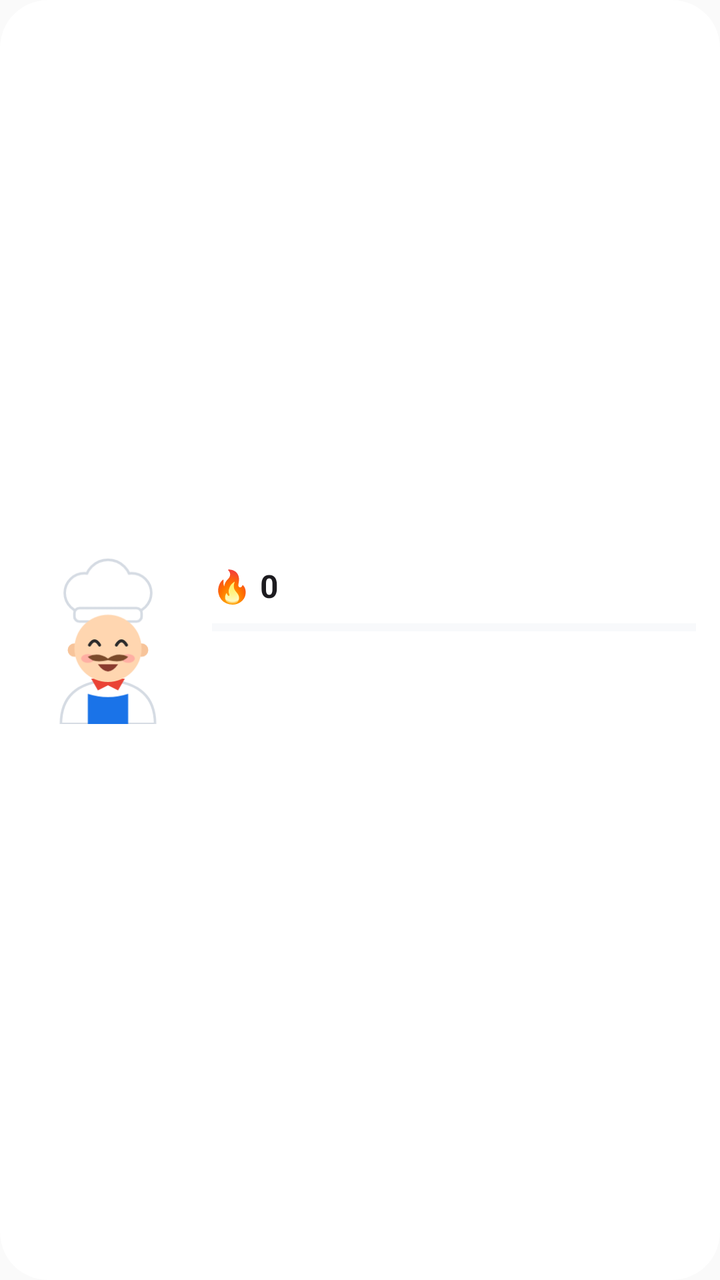
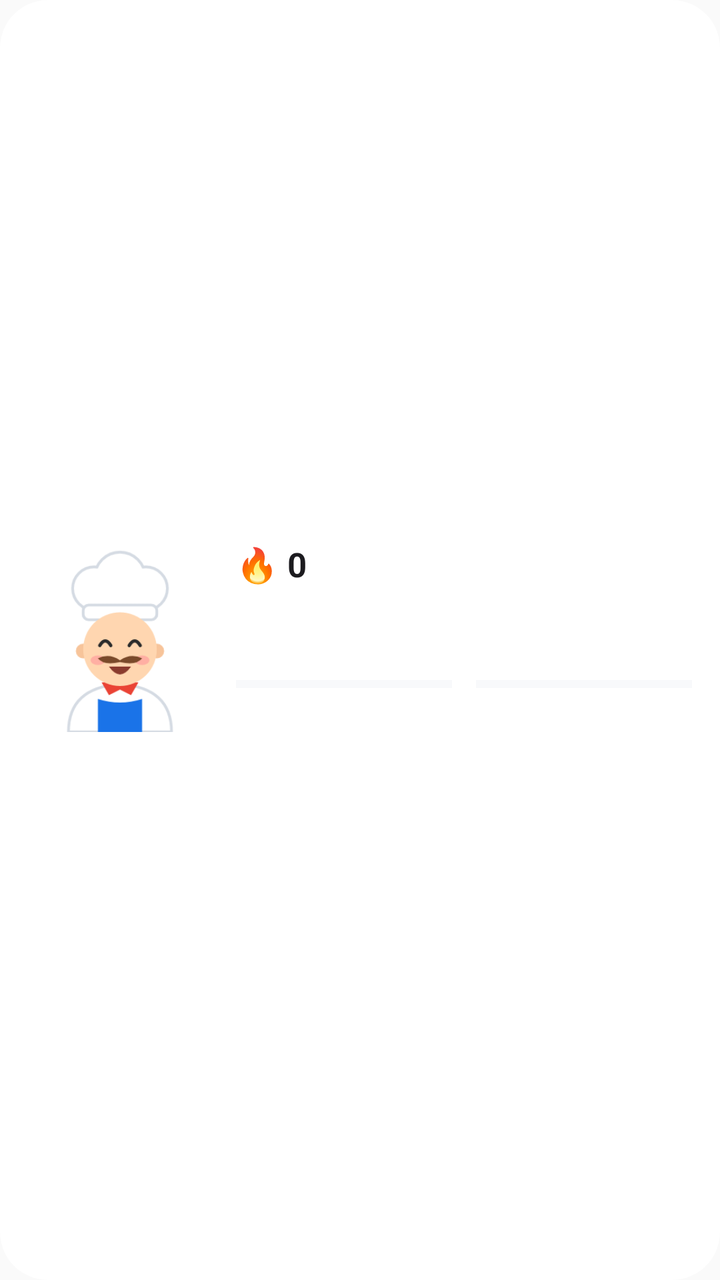

An Android layout rendered at two revisions. The XML below is the earlier revision; the diff shows what the commit changed to produce the second picture.
<!-- AndroidManifest.xml: application theme Theme.GoodLife -->
<!-- res/layout/widget_chef_medium.xml -->
<?xml version="1.0" encoding="utf-8"?>
<LinearLayout xmlns:android="http://schemas.android.com/apk/res/android"
    android:id="@+id/widget_root"
    android:layout_width="match_parent"
    android:layout_height="match_parent"
    android:background="@drawable/widget_bg"
    android:gravity="center_vertical"
    android:orientation="horizontal"
    android:padding="12dp">

    <ImageView
        android:id="@+id/widget_chef"
        android:layout_width="84dp"
        android:layout_height="84dp"
        android:contentDescription="@string/widget_chef_desc"
        android:src="@drawable/widget_chef_preview"
        android:scaleType="fitCenter" />

    <LinearLayout
        android:layout_width="0dp"
        android:layout_height="wrap_content"
        android:layout_marginStart="10dp"
        android:layout_weight="1"
        android:orientation="vertical">

        <TextView
            android:id="@+id/widget_streak"
            android:layout_width="wrap_content"
            android:layout_height="wrap_content"
            android:text="🔥 0"
            android:textColor="@color/widget_text"
            android:textSize="16sp"
            android:textStyle="bold" />

        <ProgressBar
            android:id="@+id/widget_score"
            style="?android:attr/progressBarStyleHorizontal"
            android:layout_width="match_parent"
            android:layout_height="8dp"
            android:layout_marginTop="6dp"
            android:max="100"
            android:progressTint="@color/widget_accent"
            android:progressBackgroundTint="@color/widget_track" />

        <TextView
            android:id="@+id/widget_line"
            android:layout_width="wrap_content"
            android:layout_height="wrap_content"
            android:layout_marginTop="4dp"
            android:maxLines="1"
            android:ellipsize="end"
            android:textColor="@color/widget_sub"
            android:textSize="12sp" />

        <TextView
            android:id="@+id/widget_message"
            android:layout_width="wrap_content"
            android:layout_height="wrap_content"
            android:layout_marginTop="2dp"
            android:maxLines="2"
            android:ellipsize="end"
            android:textColor="@color/widget_text"
            android:textSize="13sp" />
    </LinearLayout>
</LinearLayout>
<!-- resources referenced by this layout -->
<resources>
  <color name="widget_accent">#34A853</color>
  <color name="widget_sub">#5F6368</color>
  <color name="widget_text">#1C1B1F</color>
  <color name="widget_track">#E3E7EE</color>
  <!-- drawable widget_bg (drawable) -->
  <?xml version="1.0" encoding="utf-8"?>
  <shape xmlns:android="http://schemas.android.com/apk/res/android" android:shape="rectangle">
      <solid android:color="@color/widget_bg" />
      <corners android:radius="24dp" />
  </shape>
  <!-- drawable widget_chef_preview: png bitmap (drawable-nodpi, 11393 bytes) -->
  <string name="widget_chef_desc">Le chef de GoodLife</string>
  <style name="Theme.GoodLife" parent="android:Theme.Material.Light.NoActionBar">
          <item name="android:statusBarColor">@android:color/transparent</item>
          <item name="android:navigationBarColor">@android:color/transparent</item>
      </style>
  <color name="widget_bg">#F2FFFFFF</color>
</resources>

<!-- the commit's change to res/layout/widget_chef_medium.xml (unified diff, before → after) -->
@@ -6,12 +6,12 @@
     android:background="@drawable/widget_bg"
     android:gravity="center_vertical"
     android:orientation="horizontal"
-    android:padding="12dp">
+    android:padding="14dp">
 
     <ImageView
         android:id="@+id/widget_chef"
-        android:layout_width="84dp"
-        android:layout_height="84dp"
+        android:layout_width="92dp"
+        android:layout_height="92dp"
         android:contentDescription="@string/widget_chef_desc"
         android:src="@drawable/widget_chef_preview"
         android:scaleType="fitCenter" />
@@ -19,7 +19,7 @@
     <LinearLayout
         android:layout_width="0dp"
         android:layout_height="wrap_content"
-        android:layout_marginStart="10dp"
+        android:layout_marginStart="12dp"
         android:layout_weight="1"
         android:orientation="vertical">
 
@@ -27,39 +27,100 @@
             android:id="@+id/widget_streak"
             android:layout_width="wrap_content"
             android:layout_height="wrap_content"
+            android:maxLines="1"
             android:text="🔥 0"
             android:textColor="@color/widget_text"
-            android:textSize="16sp"
+            android:textSize="17sp"
             android:textStyle="bold" />
 
-        <ProgressBar
-            android:id="@+id/widget_score"
-            style="?android:attr/progressBarStyleHorizontal"
+        <LinearLayout
+            android:id="@+id/widget_stats"
             android:layout_width="match_parent"
-            android:layout_height="8dp"
-            android:layout_marginTop="6dp"
-            android:max="100"
-            android:progressTint="@color/widget_accent"
-            android:progressBackgroundTint="@color/widget_track" />
+            android:layout_height="wrap_content"
+            android:layout_marginTop="8dp"
+            android:orientation="horizontal">
 
-        <TextView
-            android:id="@+id/widget_line"
-            android:layout_width="wrap_content"
-            android:layout_height="wrap_content"
-            android:layout_marginTop="4dp"
-            android:maxLines="1"
-            android:ellipsize="end"
-            android:textColor="@color/widget_sub"
-            android:textSize="12sp" />
+            <LinearLayout
+                android:layout_width="0dp"
+                android:layout_height="wrap_content"
+                android:layout_weight="1"
+                android:orientation="vertical">
+
+                <TextView
+                    android:id="@+id/widget_kcal"
+                    android:layout_width="wrap_content"
+                    android:layout_height="wrap_content"
+                    android:maxLines="1"
+                    android:textColor="@color/widget_text"
+                    android:textSize="14sp"
+                    android:textStyle="bold" />
+
+                <TextView
+                    android:id="@+id/widget_kcal_sub"
+                    android:layout_width="wrap_content"
+                    android:layout_height="wrap_content"
+                    android:maxLines="1"
+                    android:ellipsize="end"
+                    android:textColor="@color/widget_sub"
+                    android:textSize="11sp" />
+
+                <ProgressBar
+                    android:id="@+id/widget_kcal_bar"
+                    style="?android:attr/progressBarStyleHorizontal"
+                    android:layout_width="match_parent"
+                    android:layout_height="6dp"
+                    android:layout_marginTop="4dp"
+                    android:max="100"
+                    android:progressTint="@color/widget_accent"
+                    android:progressBackgroundTint="@color/widget_track" />
+            </LinearLayout>
+
+            <LinearLayout
+                android:id="@+id/widget_steps_box"
+                android:layout_width="0dp"
+                android:layout_height="wrap_content"
+                android:layout_marginStart="12dp"
+                android:layout_weight="1"
+                android:orientation="vertical">
+
+                <TextView
+                    android:id="@+id/widget_steps"
+                    android:layout_width="wrap_content"
+                    android:layout_height="wrap_content"
+                    android:maxLines="1"
+                    android:textColor="@color/widget_text"
+                    android:textSize="14sp"
+                    android:textStyle="bold" />
+
+                <TextView
+                    android:id="@+id/widget_steps_sub"
+                    android:layout_width="wrap_content"
+                    android:layout_height="wrap_content"
+                    android:maxLines="1"
+                    android:ellipsize="end"
+                    android:textColor="@color/widget_sub"
+                    android:textSize="11sp" />
+
+                <ProgressBar
+                    android:id="@+id/widget_steps_bar"
+                    style="?android:attr/progressBarStyleHorizontal"
+                    android:layout_width="match_parent"
+                    android:layout_height="6dp"
+                    android:layout_marginTop="4dp"
+                    android:max="100"
+                    android:progressTint="@color/widget_steps"
+                    android:progressBackgroundTint="@color/widget_track" />
+            </LinearLayout>
+        </LinearLayout>
 
         <TextView
             android:id="@+id/widget_message"
             android:layout_width="wrap_content"
             android:layout_height="wrap_content"
-            android:layout_marginTop="2dp"
+            android:layout_marginTop="8dp"
             android:maxLines="2"
             android:ellipsize="end"
             android:textColor="@color/widget_text"
-            android:textSize="13sp" />
+            android:textSize="12sp" />
     </LinearLayout>
 </LinearLayout>
<!-- resource entries referenced after the edit -->
@@ -1,6 +1,7 @@
 <!-- resources referenced by this layout -->
 <resources>
   <color name="widget_accent">#34A853</color>
+  <color name="widget_steps">#4285F4</color>
   <color name="widget_sub">#5F6368</color>
   <color name="widget_text">#1C1B1F</color>
   <color name="widget_track">#E3E7EE</color>
@@ -11,7 +12,7 @@
       <corners android:radius="24dp" />
   </shape>
   <!-- drawable widget_chef_preview: png bitmap (drawable-nodpi, 11393 bytes) -->
-  <string name="widget_chef_desc">Le chef de GoodLife</string>
+  <string name="widget_chef_desc">The GoodLife chef</string>
   <style name="Theme.GoodLife" parent="android:Theme.Material.Light.NoActionBar">
           <item name="android:statusBarColor">@android:color/transparent</item>
           <item name="android:navigationBarColor">@android:color/transparent</item>
